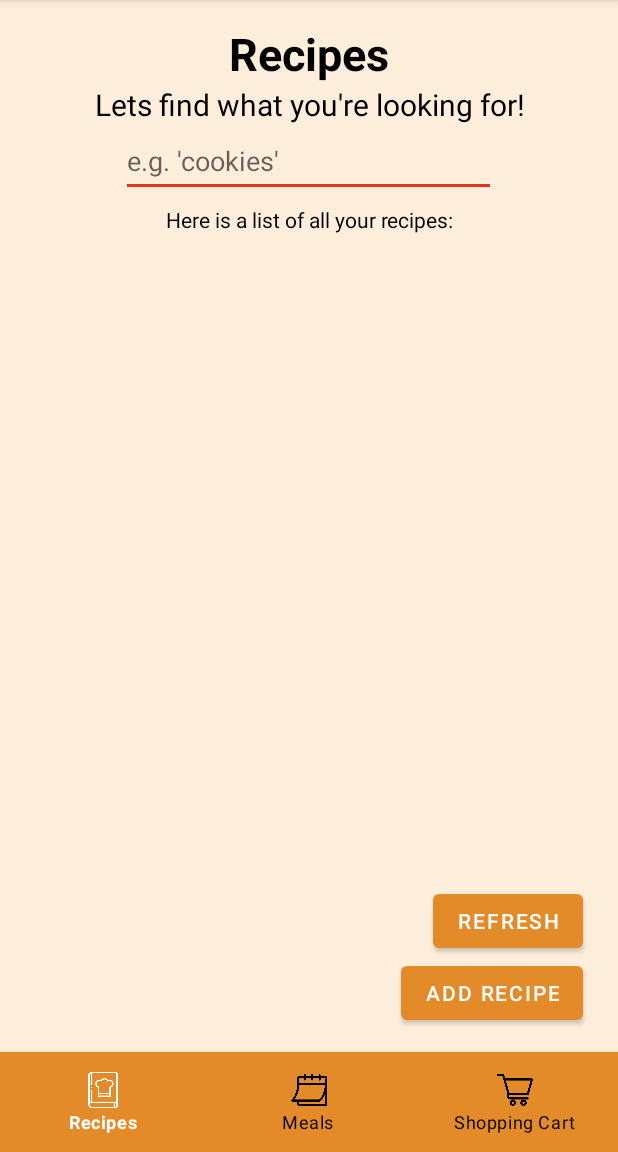
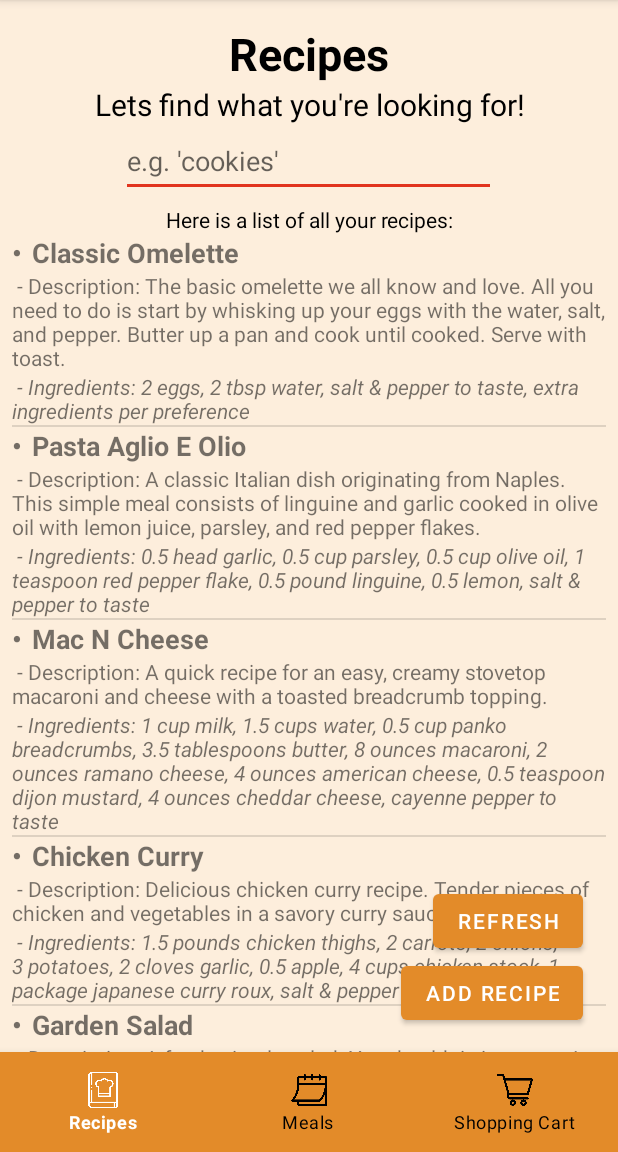
Before and after one commit to Jngrasley/ESOF0152-MealApp, an Android app: the screen it shows after launch (RecipesActivity), after a tap on "REFRESH", on a phone screen of 412 x 824 dp, the part 84-1236 px from its top. Run offline under Robolectric (Android 15) with nearby library versions, the phone set to English and light mode, and no system bars.

Commit message:
Small changes to change listeners and text adapters.

```diff
--- a/app/src/main/java/com/example/mealapp/DBHelper.java
+++ b/app/src/main/java/com/example/mealapp/DBHelper.java
@@ -62,6 +62,34 @@ public class DBHelper extends SQLiteOpenHelper {
                 COL_CART_AMOUNTS + " TEXT" +
                 ")";
         sqLiteDatabase.execSQL(createTable);
+
+        //now we can input some default values for the users on the start of the app
+        ContentValues cv = new ContentValues();
+        cv.put(COL_RECIPE_NAME, toTitleCase("Classic Omelette"));
+        cv.put(COL_RECIPE_DESC, ("The basic omelette we all know and love. All you need to do is start by whisking up your eggs with the water, salt, and pepper. Butter up a pan and cook until cooked. Serve with toast."));
+        cv.put(COL_RECIPE_INGRED, ("2 eggs, 2 tbsp water, salt & pepper to taste, extra ingredients per preference"));
+        sqLiteDatabase.insert(RECIPE_TABLE, COL_RECIPE_NAME, cv);
+        cv.put(COL_RECIPE_NAME, toTitleCase("Pasta Aglio e Olio"));
+        cv.put(COL_RECIPE_DESC, ("A classic Italian dish originating from Naples. This simple meal consists of linguine and garlic cooked in olive oil with lemon juice, parsley, and red pepper flakes."));
+        cv.put(COL_RECIPE_INGRED, ("0.5 head garlic, 0.5 cup parsley, 0.5 cup olive oil, 1 teaspoon red pepper flake, 0.5 pound linguine, 0.5 lemon, salt & pepper to taste"));
+        sqLiteDatabase.insert(RECIPE_TABLE, COL_RECIPE_NAME, cv);
+        cv.put(COL_RECIPE_NAME, toTitleCase("Mac n Cheese"));
+        cv.put(COL_RECIPE_DESC, ("A quick recipe for an easy, creamy stovetop macaroni and cheese with a toasted breadcrumb topping."));
+        cv.put(COL_RECIPE_INGRED, ("1 cup milk, 1.5 cups water, 0.5 cup panko breadcrumbs, 3.5 tablespoons butter, 8 ounces macaroni, 2 ounces ramano cheese, 4 ounces american cheese, 0.5 teaspoon dijon mustard, 4 ounces cheddar cheese, cayenne pepper to taste"));
+        sqLiteDatabase.insert(RECIPE_TABLE, COL_RECIPE_NAME, cv);
+        cv.put(COL_RECIPE_NAME, toTitleCase("Chicken Curry"));
+        cv.put(COL_RECIPE_DESC, ("Delicious chicken curry recipe. Tender pieces of chicken and vegetables in a savory curry sauce."));
+        cv.put(COL_RECIPE_INGRED, ("1.5 pounds chicken thighs, 2 carrots, 2 onions, 3 potatoes, 2 cloves garlic, 0.5 apple, 4 cups chicken stock, 1 package japanese curry roux, salt & pepper to taste"));
+        sqLiteDatabase.insert(RECIPE_TABLE, COL_RECIPE_NAME, cv);
+        cv.put(COL_RECIPE_NAME, toTitleCase("Garden Salad"));
+        cv.put(COL_RECIPE_DESC, ("A fresh, simple salad. Your health is important!"));
+        cv.put(COL_RECIPE_INGRED, ("10 cups lettuce, 1 tomato, 1 carrot, 1 cucumber, 1 cup tofu, 5 tablespoons italian dressing"));
+        sqLiteDatabase.insert(RECIPE_TABLE, COL_RECIPE_NAME, cv);
+        cv.put(COL_RECIPE_NAME, toTitleCase("Orange Joe"));
+        cv.put(COL_RECIPE_DESC, ("If it tastes bad, that's normal."));
+        cv.put(COL_RECIPE_INGRED, ("1 cup orange juice, 1 cup coffee"));
+        sqLiteDatabase.insert(RECIPE_TABLE, COL_RECIPE_NAME, cv);
+        cv.clear();
     }
 
     //this is likely not needed, but helps with future compatibility.
--- a/app/src/main/java/com/example/mealapp/RecipeListAdapter.java
+++ b/app/src/main/java/com/example/mealapp/RecipeListAdapter.java
@@ -49,8 +49,8 @@ public class RecipeListAdapter extends BaseAdapter {
         TextView ingr = view.findViewById(R.id.item_ingr);
         //reassign the data
         name.setText("\u2022\t" + recipeList.get(i).getName());
-        desc.setText("Description - " + recipeList.get(i).getDescription());
-        ingr.setText("Ingredients - " + RecipeModel.ingredientsToCSV(recipeList.get(i).getIngredients()));
+        desc.setText(" - Description: " + recipeList.get(i).getDescription());
+        ingr.setText(" - Ingredients: " + RecipeModel.ingredientsToCSV(recipeList.get(i).getIngredients()));
 
         //finally return the new view attr
         return view;
--- a/app/src/main/java/com/example/mealapp/RecipeModel.java
+++ b/app/src/main/java/com/example/mealapp/RecipeModel.java
@@ -83,6 +83,6 @@ public class RecipeModel {
 
     //take a csv string from the DB and put to a list
     public static List<String> CSVToIngredients(String CSV) {
-        return Arrays.asList(CSV.replaceAll("\\s", "").split(",", -1));
+        return Arrays.asList(CSV.split(",", -1));
     }
 }
--- a/app/src/main/java/com/example/mealapp/RecipesActivity.java
+++ b/app/src/main/java/com/example/mealapp/RecipesActivity.java
@@ -69,6 +69,7 @@ public class RecipesActivity extends AppCompatActivity {
             @Override
             public void onClick(View view) {
                 updateRecipeListView();
+                searchField.setText("");
             }
         });
 
@@ -82,7 +83,7 @@ public class RecipesActivity extends AppCompatActivity {
 
                 if (searchItem.isEmpty() || searchItem.equals(null)) {
                     //don't do anything, just update to old adapter
-                    refreshRecipeButton.callOnClick();
+                    updateRecipeListView();
                 } else {
                     //if words in box, update the list
                     DBHelper dbHelper = new DBHelper(RecipesActivity.this);
```
